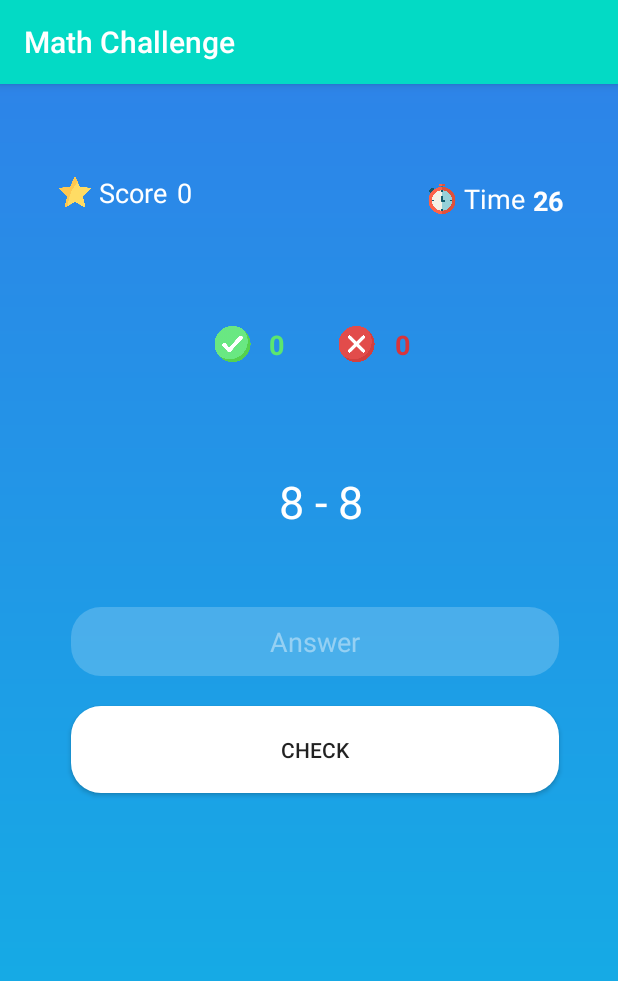
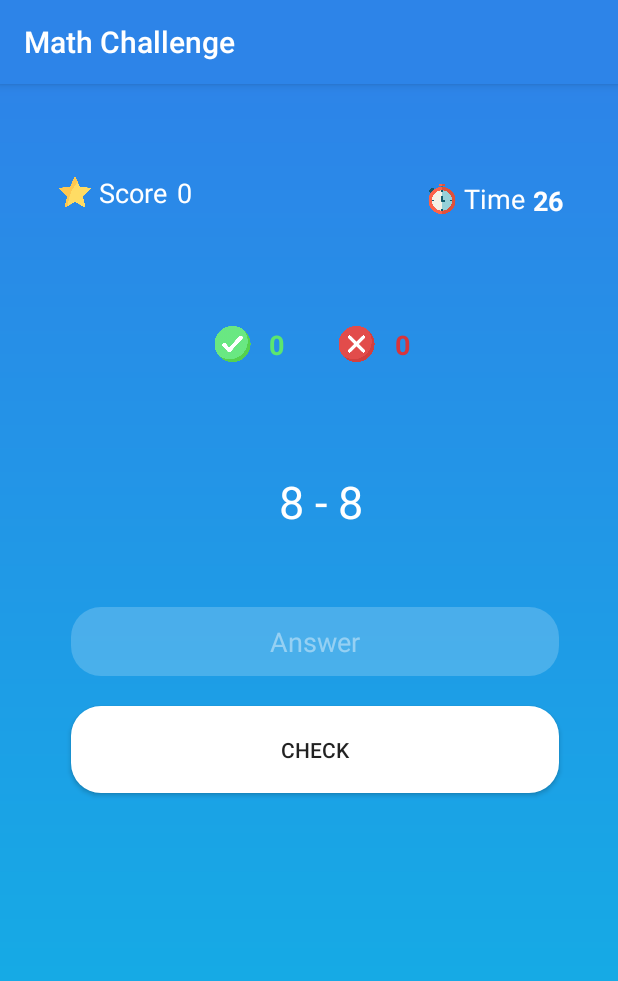
Before and after one commit to P09OB/Lab2, an Android app: the screen it shows after launch (MainActivity), on a phone screen of 412 x 824 dp. Shown: the top 981 px of the screen. Run offline under Robolectric (Android 15) with nearby library versions, the phone set to English and light mode, and no system bars.

```diff
--- a/app/src/main/res/values/styles.xml
+++ b/app/src/main/res/values/styles.xml
@@ -2,7 +2,7 @@
     <!-- Base application theme. -->
     <style name="AppTheme" parent="Theme.AppCompat.Light.DarkActionBar">
         <!-- Customize your theme here. -->
-        <item name="colorPrimary">@color/colorAccent</item>
+        <item name="colorPrimary">@color/colorPrimary</item>
         <item name="colorPrimaryDark">@color/colorPrimaryDark</item>
         <item name="colorAccent">@color/colorAccent</item>
     </style>
```
